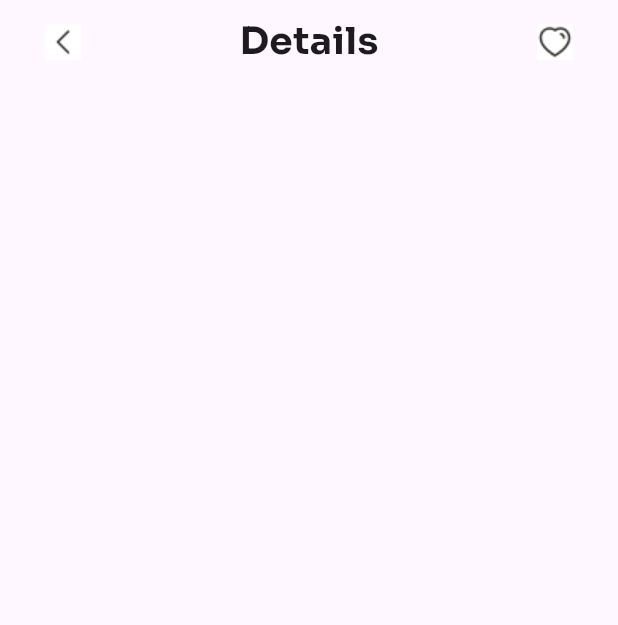
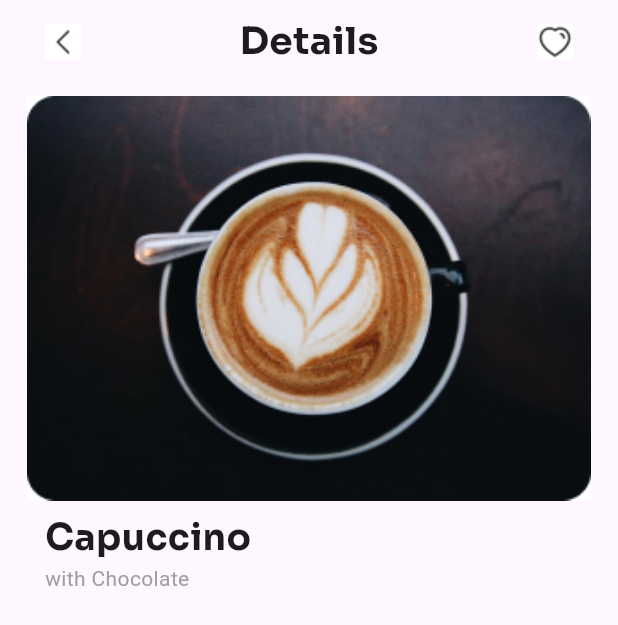
Before and after one commit to samokafor/Cappuccino, a Flutter app: the screen it shows after launch, on a phone screen of 412 x 824 dp. Shown: the top 625 px of the screen. Run offline on Flutter 3.47's test engine with Material 3 defaults, Android fonts, the light colour scheme and no system bars; Roboto replaces fonts that are missing (Century Gothic).

Commit message:
added the coffee image and the title section

```diff
--- a/lib/main.dart
+++ b/lib/main.dart
@@ -3,6 +3,7 @@
 void main() {
   runApp(const MyApp());
 }
+
 class MyApp extends StatelessWidget {
   const MyApp({super.key});
 
@@ -19,7 +20,26 @@
                 rightIconImage: 'assets/images/heart.jpg')
           ],
         ),
-    )
+        body: const SingleChildScrollView(
+          child: Padding(
+            padding: EdgeInsets.symmetric(horizontal: 10.0),
+            child: Column(
+              children: [
+                Padding(
+                  padding: EdgeInsets.all(8.0),
+                  child: ImageSection(
+                    imageURL: 'assets/images/Rectangle.jpg',
+                  ),
+                ),
+                ImageTitleSection(
+                      imageTitle: 'Capuccino',
+                      content: 'with Chocolate',
+                    ),
+              ],
+            ),
+          ),
+        ),
+      ),
     );
   }
 }
@@ -59,3 +79,64 @@
     ));
   }
 }
+
+class ImageSection extends StatelessWidget {
+  const ImageSection({super.key, required this.imageURL});
+  final String imageURL;
+
+  @override
+  Widget build(BuildContext context) {
+    return Column(crossAxisAlignment: CrossAxisAlignment.start, children: [
+      Image.asset(
+        imageURL,
+        width: double.infinity,
+        fit: BoxFit.cover,
+      )
+    ]);
+  }
+}
+
+class ImageTitleSection extends StatelessWidget {
+  const ImageTitleSection({
+    super.key,
+    required this.imageTitle,
+    required this.content,
+  });
+
+  final String imageTitle;
+  final String content;
+
+  @override
+  Widget build(BuildContext context) {
+    return Padding(
+      padding: const EdgeInsets.only(left: 20),
+      child: Row(
+        children: [
+          Column(
+            crossAxisAlignment: CrossAxisAlignment.start,
+            children: [
+              Text(
+                imageTitle,
+                style: const TextStyle(
+                  fontSize: 24,
+                  fontWeight: FontWeight.bold,
+                  fontFamily: 'Sora',
+                ),
+                textAlign: TextAlign.left,
+              ),
+              //  const SizedBox(height: 5),
+              Text(
+                content,
+                style: const TextStyle(
+                  color: Colors.grey,
+                  fontSize: 14,
+                  fontFamily: 'Century Gothic',
+                ),
+              ),
+            ],
+          ),
+        ],
+      ),
+    );
+  }
+}
```
Lines whose indentation alone changed are shown as unchanged.
